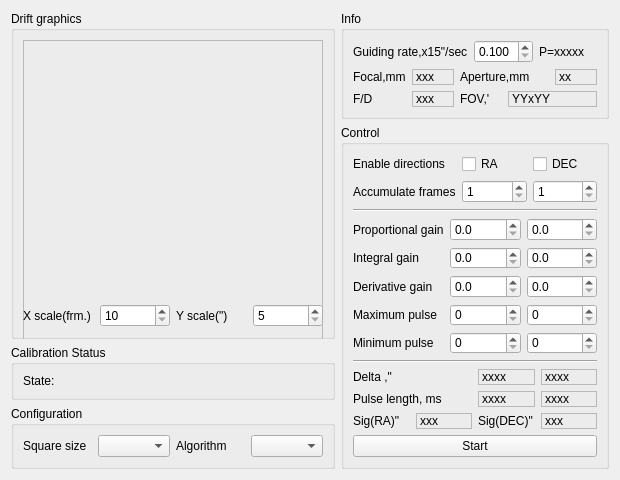
Old version of the form kstars/ekos/guide/guider.ui in the repository KDE/kstars.
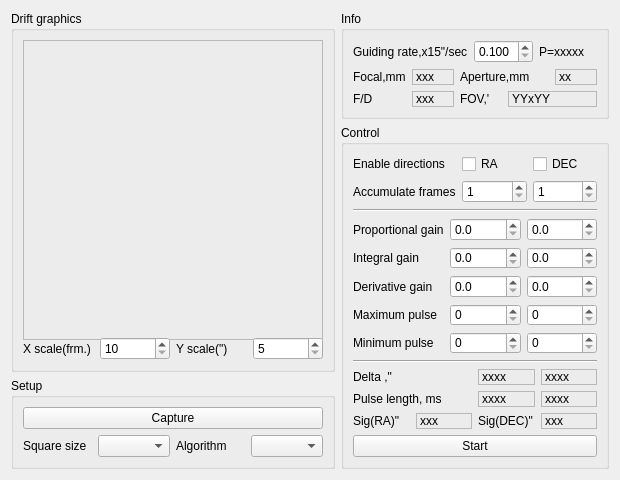
New version of the form.

The edit to the form file:
```diff
--- a/kstars/ekos/guide/guider.ui
+++ b/kstars/ekos/guide/guider.ui
@@ -97,27 +97,20 @@
        </layout>
       </widget>
      </item>
-     <item>
-      <widget class="QGroupBox" name="groupBox_4">
-       <property name="title">
-        <string>Calibration Status</string>
-       </property>
-       <layout class="QVBoxLayout" name="verticalLayout_6">
-        <item>
-         <widget class="QLabel" name="l_RStatus">
-          <property name="text">
-           <string>State:</string>
-          </property>
-         </widget>
-        </item>
-       </layout>
-      </widget>
-     </item>
      <item>
       <widget class="QGroupBox" name="groupBox_Configuration">
        <property name="title">
-        <string>Configuration</string>
+        <string>Setup</string>
        </property>
+       <layout class="QVBoxLayout" name="verticalLayout_6">
+        <item>
+         <widget class="QPushButton" name="captureB">
+          <property name="text">
+           <string>Capture</string>
+          </property>
+         </widget>
+        </item>
+        <item>
        <layout class="QHBoxLayout" name="horizontalLayout_6">
         <item>
          <widget class="QLabel" name="l_18">
@@ -138,6 +131,8 @@
         </item>
         <item>
          <widget class="QComboBox" name="comboBox_ThresholdAlg"/>
+          </item>
+         </layout>
         </item>
        </layout>
       </widget>
```
Lines whose indentation alone changed are shown as unchanged.
